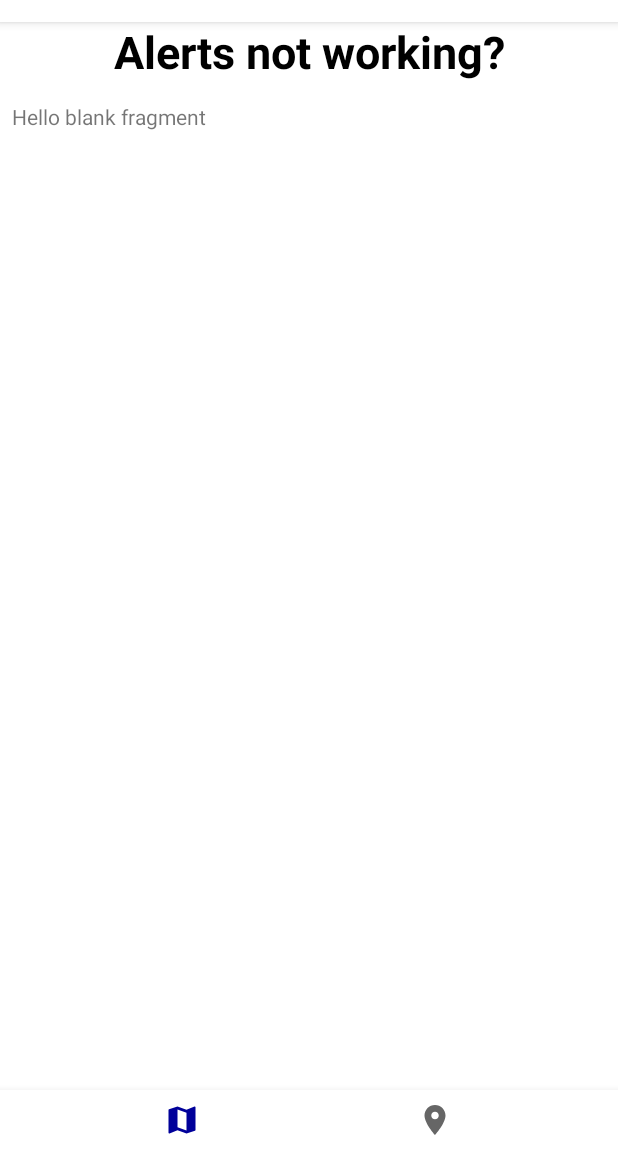
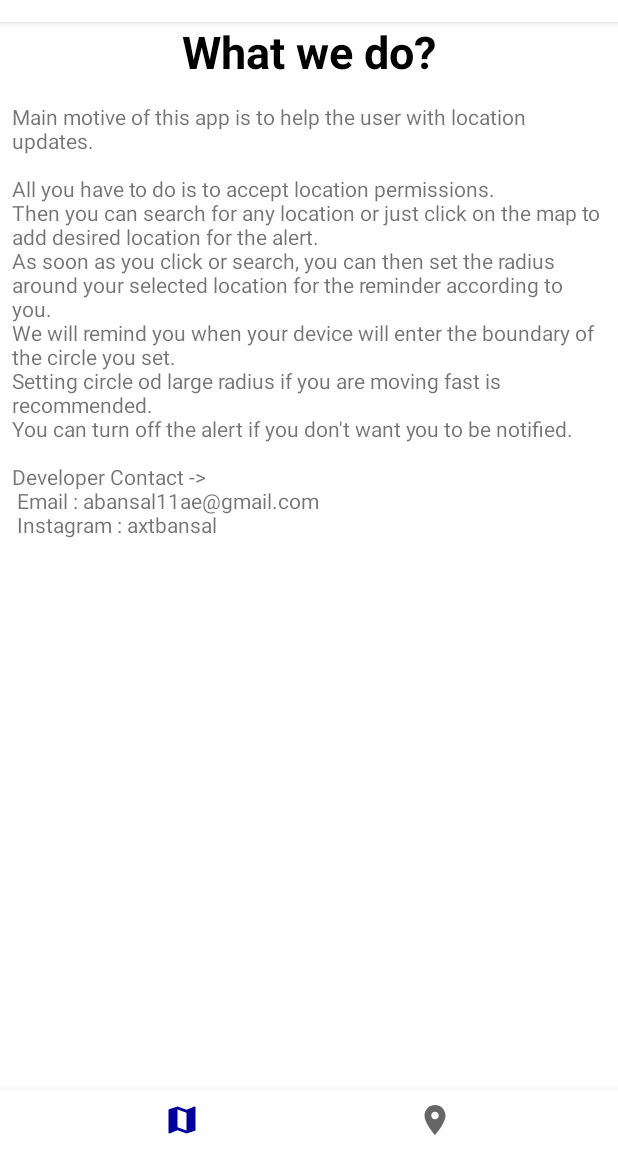
Before and after one commit to IamBansal/I_Reached, an Android app: the screen it shows after launch (MainActivity), after a tap on an icon or button, on a phone screen of 412 x 824 dp, the part 62-1236 px from its top. Run offline under Robolectric (Android 15) with nearby library versions, the phone set to English and light mode, and no system bars.

Commit message:
UI Fixed

```diff
--- a/app/src/main/AndroidManifest.xml
+++ b/app/src/main/AndroidManifest.xml
@@ -30,14 +30,14 @@
             android:value="@string/google_maps_key" />
 
         <activity
-            android:name=".MapsActivity"
+            android:name=".activity.MapsActivity"
             android:exported="false"
             android:label="@string/title_activity_maps" />
         <activity
-            android:name=".MainActivity"
+            android:name=".activity.MainActivity"
             android:exported="false" />
         <activity
-            android:name=".Splash"
+            android:name=".activity.Splash"
             android:exported="true">
             <intent-filter>
                 <action android:name="android.intent.action.MAIN" />
--- a/app/src/main/java/com/example/i_reached/MainActivity.kt
+++ b/app/src/main/java/com/example/i_reached/activity/MainActivity.kt
@@ -1,10 +1,10 @@
-package com.example.i_reached
+package com.example.i_reached.activity
 
-import android.content.Intent
 import androidx.appcompat.app.AppCompatActivity
 import android.os.Bundle
 import android.widget.ImageView
 import androidx.appcompat.widget.Toolbar
+import com.example.i_reached.R
 import com.example.i_reached.fragment.HelpFragment
 import com.example.i_reached.fragment.MapFragment
 import com.example.i_reached.fragment.PlacesFragment
--- a/app/src/main/java/com/example/i_reached/MapsActivity.kt
+++ b/app/src/main/java/com/example/i_reached/activity/MapsActivity.kt
@@ -1,7 +1,8 @@
-package com.example.i_reached
+package com.example.i_reached.activity
 
 import androidx.appcompat.app.AppCompatActivity
 import android.os.Bundle
+import com.example.i_reached.R
 
 import com.google.android.gms.maps.CameraUpdateFactory
 import com.google.android.gms.maps.GoogleMap
--- a/app/src/main/java/com/example/i_reached/Splash.kt
+++ b/app/src/main/java/com/example/i_reached/activity/Splash.kt
@@ -1,9 +1,10 @@
-package com.example.i_reached
+package com.example.i_reached.activity
 
 import android.content.Intent
 import androidx.appcompat.app.AppCompatActivity
 import android.os.Bundle
 import android.os.Handler
+import com.example.i_reached.R
 
 class Splash : AppCompatActivity() {
     override fun onCreate(savedInstanceState: Bundle?) {
--- a/app/src/main/java/com/example/i_reached/adapter/AlertAdapter.kt
+++ b/app/src/main/java/com/example/i_reached/adapter/AlertAdapter.kt
@@ -1,7 +1,6 @@
 package com.example.i_reached.adapter
 
 import android.app.AlertDialog
-import android.content.ContentValues
 import android.content.Context
 import android.view.LayoutInflater
 import android.view.View
@@ -12,7 +11,7 @@ import android.widget.Toast
 import androidx.appcompat.widget.SwitchCompat
 import androidx.recyclerview.widget.RecyclerView
 import com.example.i_reached.R
-import com.example.i_reached.SQLHelper
+import com.example.i_reached.helper.SQLHelper
 import com.example.i_reached.model.Alert
 import java.util.ArrayList
 
--- a/app/src/main/java/com/example/i_reached/fragment/MapFragment.kt
+++ b/app/src/main/java/com/example/i_reached/fragment/MapFragment.kt
@@ -16,7 +16,7 @@ import android.view.ViewGroup
 import android.widget.*
 import androidx.core.app.ActivityCompat
 import com.example.i_reached.R
-import com.example.i_reached.SQLHelper
+import com.example.i_reached.helper.SQLHelper
 import com.google.android.gms.location.FusedLocationProviderClient
 import com.google.android.gms.location.LocationServices
 import com.google.android.gms.maps.*
--- a/app/src/main/java/com/example/i_reached/fragment/PlacesFragment.kt
+++ b/app/src/main/java/com/example/i_reached/fragment/PlacesFragment.kt
@@ -10,7 +10,7 @@ import android.widget.Toast
 import androidx.recyclerview.widget.LinearLayoutManager
 import androidx.recyclerview.widget.RecyclerView
 import com.example.i_reached.R
-import com.example.i_reached.SQLHelper
+import com.example.i_reached.helper.SQLHelper
 import com.example.i_reached.adapter.AlertAdapter
 import com.example.i_reached.model.Alert
 import java.util.ArrayList
--- a/app/src/main/java/com/example/i_reached/SQLHelper.kt
+++ b/app/src/main/java/com/example/i_reached/helper/SQLHelper.kt
@@ -1,4 +1,4 @@
-package com.example.i_reached
+package com.example.i_reached.helper
 
 import android.content.ContentValues
 import android.content.Context
--- a/app/src/main/res/layout/activity_main.xml
+++ b/app/src/main/res/layout/activity_main.xml
@@ -4,7 +4,7 @@
     android:layout_width="match_parent"
     android:layout_height="match_parent"
     xmlns:app="http://schemas.android.com/apk/res-auto"
-    tools:context=".MainActivity">
+    tools:context=".activity.MainActivity">
 
     <com.google.android.material.appbar.AppBarLayout
         android:layout_width="match_parent"
--- a/app/src/main/res/layout/activity_maps.xml
+++ b/app/src/main/res/layout/activity_maps.xml
@@ -6,4 +6,4 @@
     android:name="com.google.android.gms.maps.SupportMapFragment"
     android:layout_width="match_parent"
     android:layout_height="match_parent"
-    tools:context=".MapsActivity" />
+    tools:context=".activity.MapsActivity" />
--- a/app/src/main/res/layout/activity_splash.xml
+++ b/app/src/main/res/layout/activity_splash.xml
@@ -3,7 +3,7 @@
     xmlns:tools="http://schemas.android.com/tools"
     android:layout_width="match_parent"
     android:layout_height="match_parent"
-    tools:context=".Splash">
+    tools:context=".activity.Splash">
 
     <ImageView
         android:id="@+id/logo"
--- a/app/src/main/res/layout/fragment_help.xml
+++ b/app/src/main/res/layout/fragment_help.xml
@@ -14,16 +14,16 @@
         android:layout_marginEnd="5dp"
         android:layout_marginBottom="5dp"
         android:gravity="center"
-        android:text="Alerts not working?"
+        android:text="What we do?"
         android:textColor="@color/black"
         android:textSize="30sp"
         android:textStyle="bold" />
 
     <TextView
-        android:layout_margin="8dp"
-        android:layout_below="@id/head"
         android:layout_width="match_parent"
         android:layout_height="match_parent"
-        android:text="@string/hello_blank_fragment" />
+        android:layout_below="@id/head"
+        android:layout_margin="8dp"
+        android:text="Main motive of this app is to help the user with location updates.\n\nAll you have to do is to accept location permissions.\nThen you can search for any location or just click on the map to add desired location for the alert.\nAs soon as you click or search, you can then set the radius around your selected location for the reminder according to you.\nWe will remind you when your device will enter the boundary of the circle you set.\nSetting circle od large radius if you are moving fast is recommended.\nYou can turn off the alert if you don't want you to be notified.\n\nDeveloper Contact ->\n Email : abansal11ae@gmail.com\n Instagram : axtbansal" />
 
 </RelativeLayout>
--- a/app/src/main/res/values/strings.xml
+++ b/app/src/main/res/values/strings.xml
@@ -1,6 +1,4 @@
 <resources>
     <string name="app_name">I Reached?</string>
-    <!-- TODO: Remove or change this placeholder text -->
-    <string name="hello_blank_fragment">Hello blank fragment</string>
     <string name="title_activity_maps">MapsActivity</string>
 </resources>
```
Also changed, not shown: app/src/main/res/layout/fragment_places.xml (+0 -8 lines).
